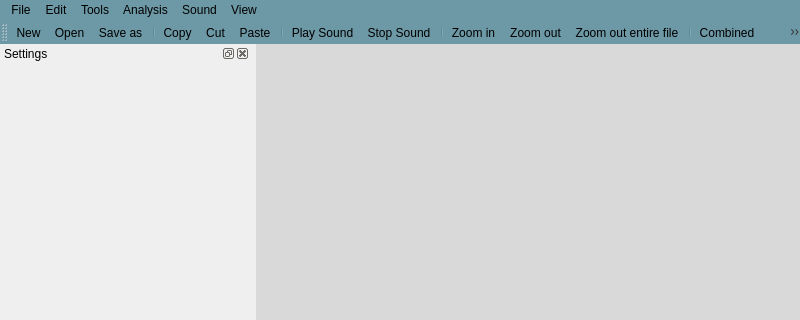
Qt form Graphic_Interface/UI Files/MainWindow.ui (ECMora/SoundLab) before a commit; both pictures show x 0 to 800 and y 0 to 320 of the 800 by 600 pixel window.
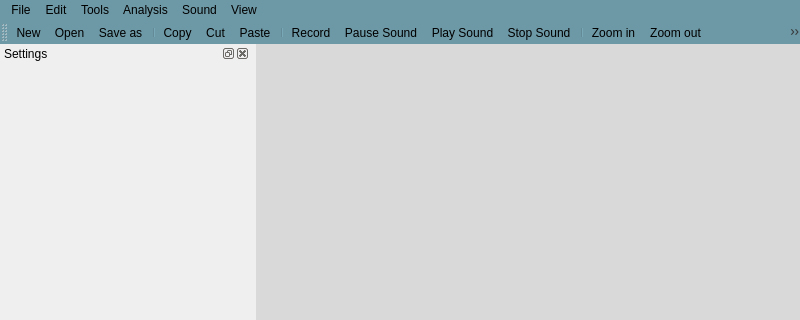
The same form after that commit. Icons and pictures are not drawn. Custom widgets are drawn as their Qt base class.

The edit to the form file:
```diff
--- a/Graphic_Interface/UI Files/MainWindow.ui
+++ b/Graphic_Interface/UI Files/MainWindow.ui
@@ -246,6 +246,8 @@
    <addaction name="actionCut"/>
    <addaction name="actionPaste"/>
    <addaction name="separator"/>
+   <addaction name="actionRecord"/>
+   <addaction name="actionPause_Sound"/>
    <addaction name="actionPlay_Sound"/>
    <addaction name="actionStop_Sound"/>
    <addaction name="separator"/>
```
Left out of the diff: 8 changed lines with no effect on the pictures.
